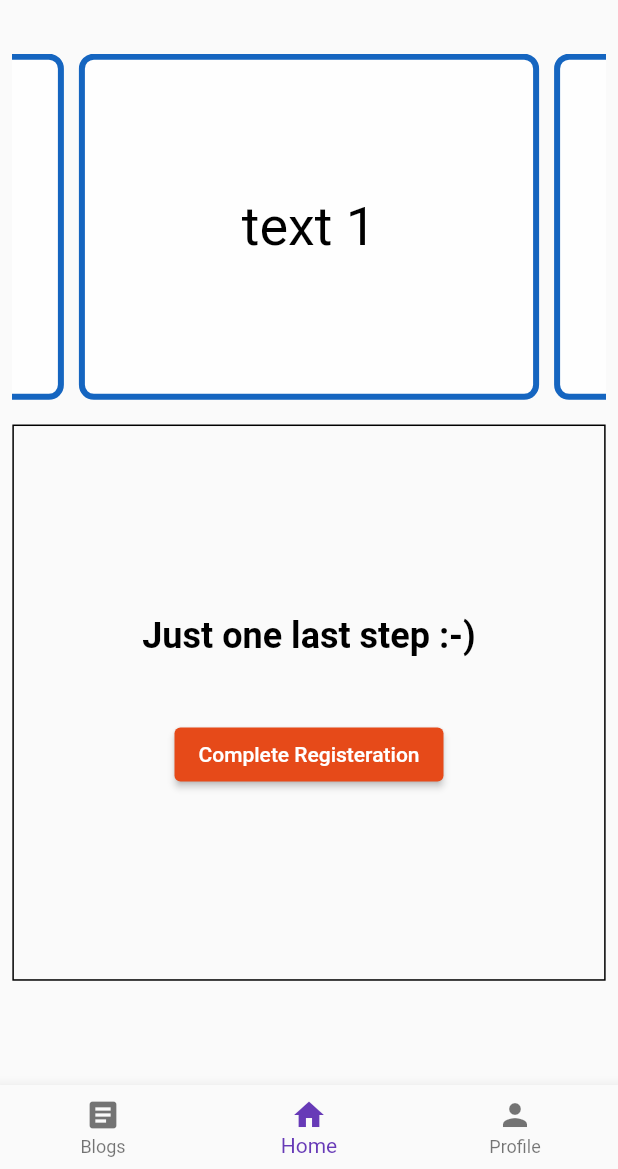
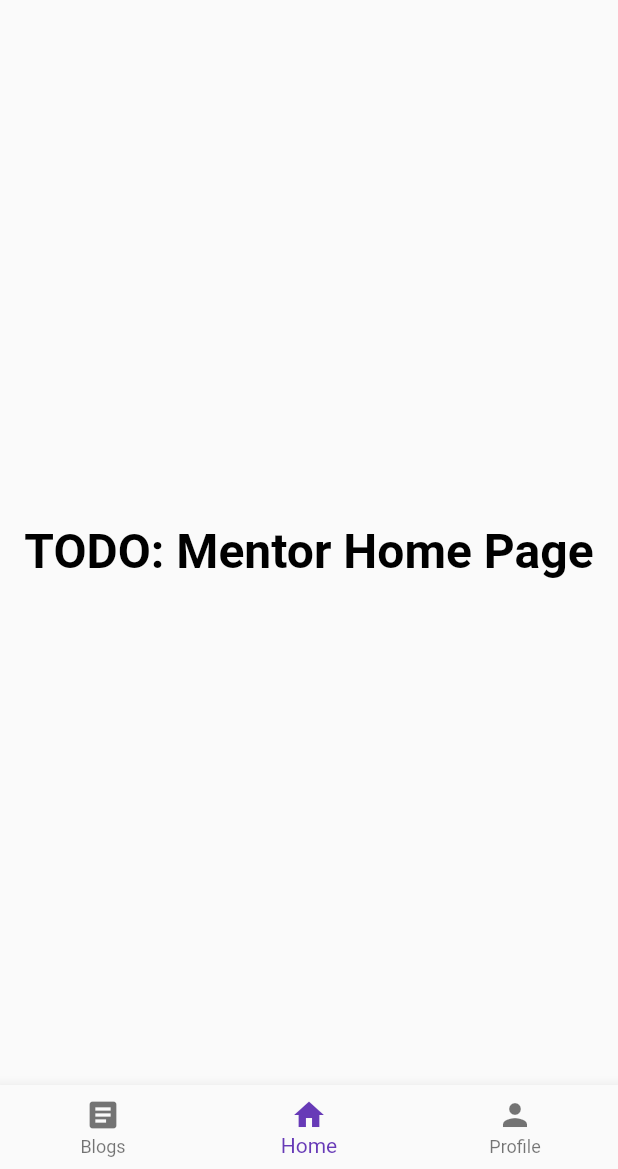
Before and after one commit to KnowWhatToDo/kwtd-app, a Flutter app: the HomePage screen opened directly, on a phone screen of 412 x 824 dp, the part 67-1236 px from its top. Run offline on Flutter 3.47's test engine with Material 2 defaults, Android fonts, the phone set to English and light mode, and no system bars; drawn by our look-alikes of carousel_slider; our stand-ins replace country_picker, firebase_auth, firebase_core, flutter_riverpod, pinput; missing offline and left inert: firebase_app_check, flutter_initicon; accounts and stored records are empty.

Commit message:
implement basic mentor UI

```diff
--- a/lib/main.dart
+++ b/lib/main.dart
@@ -4,6 +4,7 @@ import 'package:firebase_core/firebase_core.dart';
 import 'package:flutter_riverpod/flutter_riverpod.dart';
 import 'package:kwtd/screens/default_page.dart';
 import 'package:kwtd/screens/home.dart';
+import 'package:kwtd/screens/mentor_screens/mentor_home.dart';
 import 'package:kwtd/screens/setup_screen.dart';
 import 'firebase_options.dart';
 import 'package:firebase_app_check/firebase_app_check.dart';
--- a/lib/screens/home.dart
+++ b/lib/screens/home.dart
@@ -2,6 +2,8 @@ import 'package:flutter/material.dart';
 import 'package:kwtd/screens/blogs.dart';
 import 'package:kwtd/screens/mentee_screens/mentee_home.dart';
 import 'package:kwtd/screens/mentee_screens/mentee_profile.dart';
+import 'package:kwtd/screens/mentor_screens/mentor_home.dart';
+import 'package:kwtd/screens/mentor_screens/mentor_profile.dart';
 
 class HomePage extends StatefulWidget {
   const HomePage({super.key});
@@ -13,10 +15,18 @@ class HomePage extends StatefulWidget {
 class _HomePageState extends State<HomePage> {
   int _currentIndex = 1;
 
-  final List<Widget> screens = const [
+  final bool isMentor = true;
+
+  final List<Widget> menteeScreens = const [
     BlogScreen(),
     MenteeHome(),
     MenteeProfile(),
+  ];
+
+  final List<Widget> mentorScreens = const [
+    BlogScreen(),
+    MentorHome(),
+    MentorProfile(),
   ];
 
   @override
@@ -26,7 +36,9 @@ class _HomePageState extends State<HomePage> {
         title: const Text("Know What To Do"),
         centerTitle: true,
       ),
-      body: screens[_currentIndex],
+      body: isMentor
+          ? mentorScreens[_currentIndex]
+          : menteeScreens[_currentIndex],
       bottomNavigationBar: BottomNavigationBar(
         onTap: (tap) {
           setState(() {
--- a/lib/screens/mentee_screens/mentee_edit_profile.dart
+++ b/lib/screens/mentee_screens/mentee_edit_profile.dart
@@ -135,7 +135,8 @@ class _MenteeProfielEditState extends ConsumerState<MenteeProfielEdit> {
                 ),
                 const SizedBox(height: 16.0),
                 TextFormField(
-                  decoration: InputDecoration(labelText: 'Name of College'),
+                  decoration:
+                      const InputDecoration(labelText: 'Name of College'),
                   validator: (value) {
                     if (value!.isEmpty) {
                       return 'Please enter the name of your college';
@@ -163,7 +164,7 @@ class _MenteeProfielEditState extends ConsumerState<MenteeProfielEdit> {
                 const SizedBox(height: 16.0),
                 ElevatedButton(
                   onPressed: _submitForm,
-                  child: const Text('Submit'),
+                  child: const Text('Save'),
                 ),
               ],
             ),
--- a/lib/screens/mentor_screens/mentor_home.dart
+++ b/lib/screens/mentor_screens/mentor_home.dart
@@ -0,0 +1,24 @@
+import 'package:flutter/material.dart';
+import 'package:flutter_riverpod/flutter_riverpod.dart';
+
+class MentorHome extends ConsumerStatefulWidget {
+  const MentorHome({super.key});
+
+  @override
+  ConsumerState<ConsumerStatefulWidget> createState() => _MentorHomepageState();
+}
+
+class _MentorHomepageState extends ConsumerState<MentorHome> {
+  @override
+  Widget build(BuildContext context) {
+    return const Center(
+      child: Text(
+        'TODO: Mentor Home Page',
+        style: TextStyle(
+          fontWeight: FontWeight.bold,
+          fontSize: 32,
+        ),
+      ),
+    );
+  }
+}
--- a/lib/screens/setup_screen.dart
+++ b/lib/screens/setup_screen.dart
@@ -80,7 +80,9 @@ class _AccountSetupState extends ConsumerState<AccountSetup> {
 
                   Navigator.pushReplacement(
                     context,
-                    MaterialPageRoute(builder: (context) => const HomePage()),
+                    MaterialPageRoute(
+                      builder: (context) => const HomePage(),
+                    ),
                   );
                 }
               },
```
Also changed, not shown: lib/screens/mentor_screens/mentor_profile.dart (added, +103 -0 lines).
